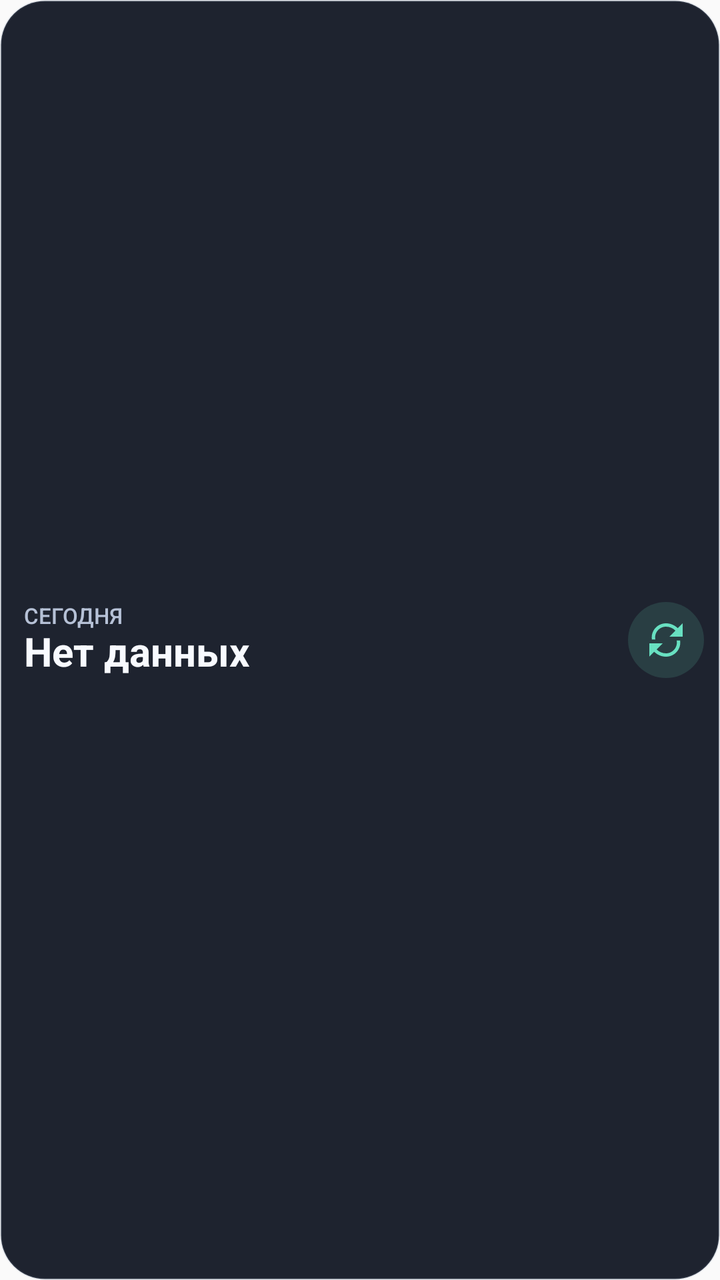
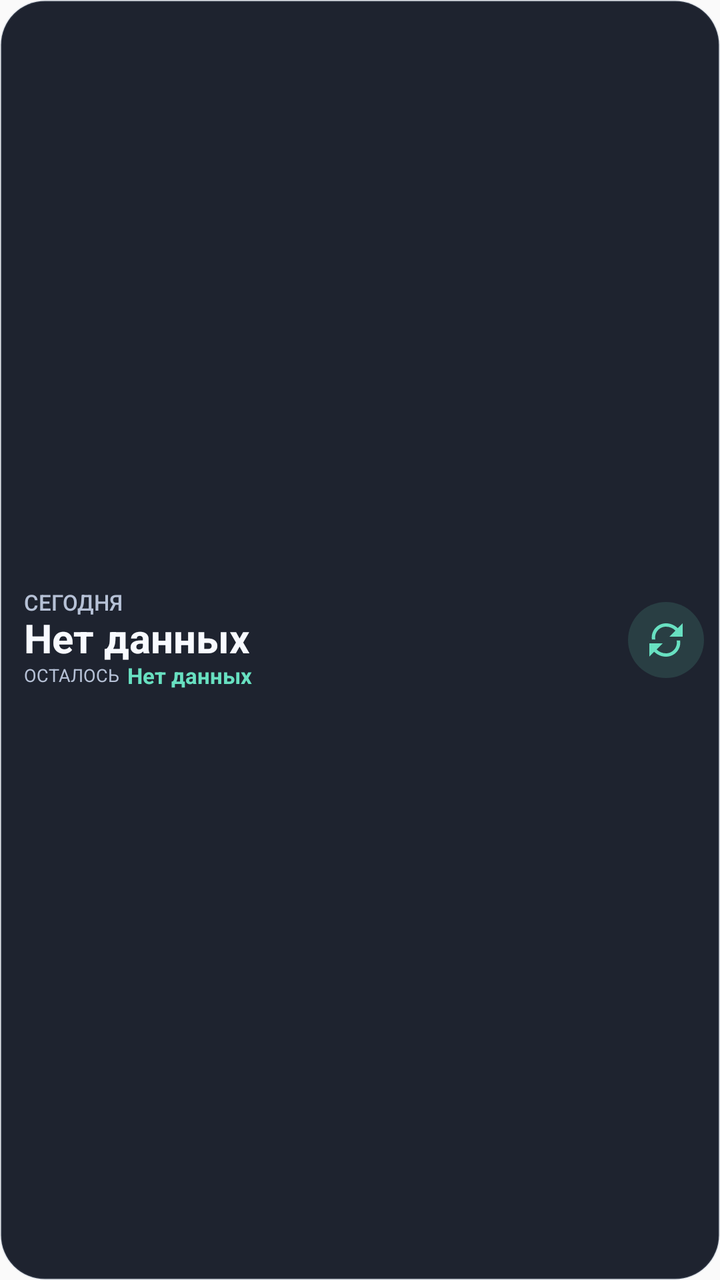

Before-and-after screenshots of an Android layout around one commit, followed by the original layout XML and the change that was made.
<!-- AndroidManifest.xml: application theme Theme.App_monitoring -->
<!-- res/layout/widget_traffic.xml -->
<?xml version="1.0" encoding="utf-8"?>
<LinearLayout xmlns:android="http://schemas.android.com/apk/res/android"
    xmlns:tools="http://schemas.android.com/tools"
    android:id="@+id/widget_root"
    android:layout_width="match_parent"
    android:layout_height="match_parent"
    android:background="@drawable/widget_background"
    android:gravity="center_vertical"
    android:orientation="horizontal"
    android:paddingStart="12dp"
    android:paddingTop="6dp"
    android:paddingEnd="8dp"
    android:paddingBottom="6dp">

    <LinearLayout
        android:layout_width="0dp"
        android:layout_height="match_parent"
        android:layout_weight="1.8"
        android:gravity="center_vertical"
        android:orientation="vertical">

        <TextView
            android:layout_width="wrap_content"
            android:layout_height="wrap_content"
            android:fontFamily="sans-serif-medium"
            android:includeFontPadding="false"
            android:text="@string/widget_today"
            android:textColor="@color/widget_text_secondary"
            android:textSize="11sp" />

        <TextView
            android:id="@+id/widget_total"
            android:layout_width="wrap_content"
            android:layout_height="wrap_content"
            android:ellipsize="end"
            android:fontFamily="sans-serif"
            android:includeFontPadding="false"
            android:maxLines="1"
            android:text="@string/widget_no_data"
            android:textColor="@color/widget_text_primary"
            android:textSize="20sp"
            android:textStyle="bold" />
    </LinearLayout>

    <LinearLayout
        android:id="@+id/widget_app_1"
        style="@style/WidgetAppSlot"
        tools:ignore="UseCompoundDrawables">
        <ImageView
            android:id="@+id/widget_app_1_icon"
            style="@style/WidgetAppIcon"
            android:contentDescription="@null" />
        <TextView
            android:id="@+id/widget_app_1_usage"
            style="@style/WidgetAppUsage" />
    </LinearLayout>

    <LinearLayout
        android:id="@+id/widget_app_2"
        style="@style/WidgetAppSlot"
        tools:ignore="UseCompoundDrawables">
        <ImageView
            android:id="@+id/widget_app_2_icon"
            style="@style/WidgetAppIcon"
            android:contentDescription="@null" />
        <TextView
            android:id="@+id/widget_app_2_usage"
            style="@style/WidgetAppUsage" />
    </LinearLayout>

    <LinearLayout
        android:id="@+id/widget_app_3"
        style="@style/WidgetAppSlot"
        tools:ignore="UseCompoundDrawables">
        <ImageView
            android:id="@+id/widget_app_3_icon"
            style="@style/WidgetAppIcon"
            android:contentDescription="@null" />
        <TextView
            android:id="@+id/widget_app_3_usage"
            style="@style/WidgetAppUsage" />
    </LinearLayout>

    <ImageButton
        android:id="@+id/widget_refresh"
        android:layout_width="38dp"
        android:layout_height="38dp"
        android:layout_marginStart="4dp"
        android:background="@drawable/widget_refresh_background"
        android:contentDescription="@string/widget_refresh"
        android:padding="9dp"
        android:scaleType="fitCenter"
        android:src="@drawable/ic_widget_refresh"
        android:tint="@color/widget_accent" />
</LinearLayout>
<!-- resources referenced by this layout -->
<resources>
  <color name="widget_accent">#FF68E0C1</color>
  <color name="widget_text_primary">#FFF8FAFF</color>
  <color name="widget_text_secondary">#FFB6C1D6</color>
  <!-- drawable ic_widget_refresh (drawable) -->
  <?xml version="1.0" encoding="utf-8"?>
  <vector xmlns:android="http://schemas.android.com/apk/res/android"
      android:width="24dp"
      android:height="24dp"
      android:viewportWidth="24"
      android:viewportHeight="24">
      <path
          android:fillColor="#FFFFFFFF"
          android:pathData="M17.65,6.35C16.2,4.9 14.21,4 12,4c-4.09,0 -7.19,3.72 -6.39,7.69l-2.08,0C2.78,6.58 6.72,2 12,2c2.76,0 5.26,1.12 7.07,2.93L22,2l0,8 -8,0 3.65,-3.65zM6.35,17.65C7.8,19.1 9.79,20 12,20c4.09,0 7.19,-3.72 6.39,-7.69l2.08,0C21.22,17.42 17.28,22 12,22c-2.76,0 -5.26,-1.12 -7.07,-2.93L2,22l0,-8 8,0 -3.65,3.65z" />
  </vector>
  <!-- drawable widget_background (drawable) -->
  <?xml version="1.0" encoding="utf-8"?>
  <shape xmlns:android="http://schemas.android.com/apk/res/android"
      android:shape="rectangle">
      <solid android:color="@color/widget_background" />
      <corners android:radius="22dp" />
      <stroke
          android:width="1dp"
          android:color="@color/widget_border" />
  </shape>
  <!-- drawable widget_refresh_background (drawable) -->
  <?xml version="1.0" encoding="utf-8"?>
  <shape xmlns:android="http://schemas.android.com/apk/res/android"
      android:shape="oval">
      <solid android:color="@color/widget_accent_surface" />
  </shape>
  <string name="widget_no_data">Нет данных</string>
  <string name="widget_refresh">Обновить статистику</string>
  <string name="widget_today">СЕГОДНЯ</string>
  <style name="WidgetAppIcon">
          <item name="android:layout_width">25dp</item>
          <item name="android:layout_height">25dp</item>
          <item name="android:contentDescription">@null</item>
          <item name="android:scaleType">fitCenter</item>
      </style>
  <style name="WidgetAppSlot">
          <item name="android:layout_width">42dp</item>
          <item name="android:layout_height">match_parent</item>
          <item name="android:gravity">center</item>
          <item name="android:orientation">vertical</item>
      </style>
  <style name="WidgetAppUsage">
          <item name="android:layout_width">match_parent</item>
          <item name="android:layout_height">wrap_content</item>
          <item name="android:ellipsize">end</item>
          <item name="android:fontFamily">sans-serif-medium</item>
          <item name="android:gravity">center</item>
          <item name="android:includeFontPadding">false</item>
          <item name="android:maxLines">1</item>
          <item name="android:textColor">@color/widget_text_secondary</item>
          <item name="android:textSize">8sp</item>
      </style>
  <style name="Theme.App_monitoring" parent="android:Theme.Material.Light.NoActionBar" />
  <color name="widget_background">#F2121824</color>
  <color name="widget_border">#267C8AA5</color>
  <color name="widget_accent_surface">#2468E0C1</color>
</resources>

<!-- the commit's change to res/layout/widget_traffic.xml (unified diff, before → after) -->
@@ -40,6 +40,33 @@
             android:textColor="@color/widget_text_primary"
             android:textSize="20sp"
             android:textStyle="bold" />
+
+        <LinearLayout
+            android:layout_width="wrap_content"
+            android:layout_height="wrap_content"
+            android:gravity="center_vertical"
+            android:orientation="horizontal">
+
+            <TextView
+                android:layout_width="wrap_content"
+                android:layout_height="wrap_content"
+                android:includeFontPadding="false"
+                android:text="@string/widget_remaining"
+                android:textColor="@color/widget_text_secondary"
+                android:textSize="9sp" />
+
+            <TextView
+                android:id="@+id/widget_remaining"
+                android:layout_width="wrap_content"
+                android:layout_height="wrap_content"
+                android:layout_marginStart="4dp"
+                android:includeFontPadding="false"
+                android:maxLines="1"
+                android:text="@string/widget_no_data"
+                android:textColor="@color/widget_accent"
+                android:textSize="11sp"
+                android:textStyle="bold" />
+        </LinearLayout>
     </LinearLayout>
 
     <LinearLayout
<!-- resource entries referenced after the edit -->
@@ -32,6 +32,7 @@
   </shape>
   <string name="widget_no_data">Нет данных</string>
   <string name="widget_refresh">Обновить статистику</string>
+  <string name="widget_remaining">ОСТАЛОСЬ</string>
   <string name="widget_today">СЕГОДНЯ</string>
   <style name="WidgetAppIcon">
           <item name="android:layout_width">25dp</item>
